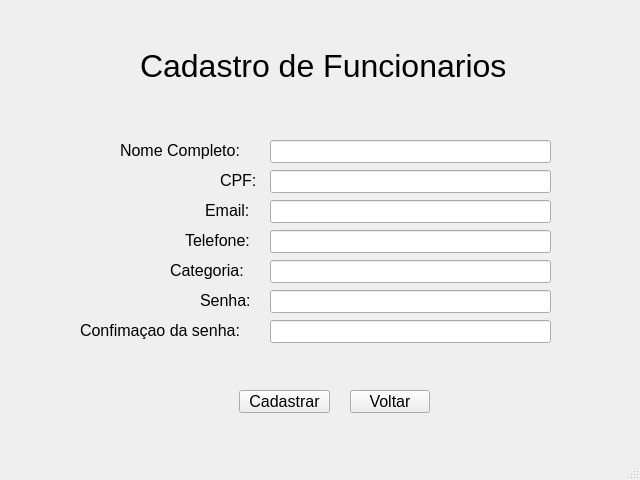
Before: the Qt Designer form telas/tela_cadastro_funcionario.ui in mthsvct/SILE, drawn with Qt 5.
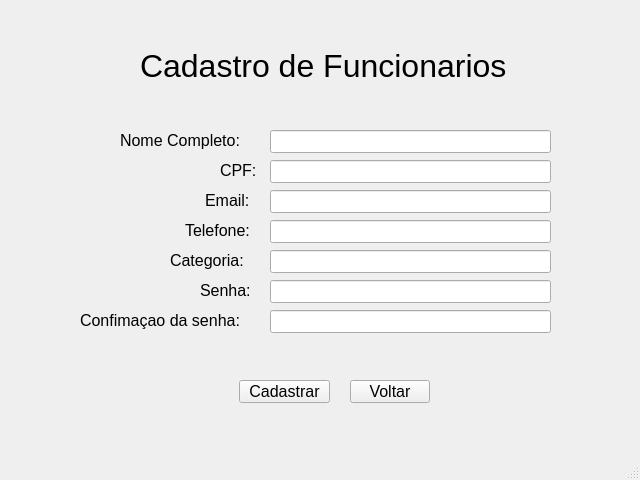
After: the same form once the commit is applied.

Commit message: Conversao de algumas telas

What changed in the file:
```diff
--- a/telas/tela_cadastro_funcionario.ui
+++ b/telas/tela_cadastro_funcionario.ui
@@ -36,7 +36,7 @@
     <property name="geometry">
      <rect>
       <x>120</x>
-      <y>140</y>
+      <y>130</y>
       <width>141</width>
       <height>20</height>
      </rect>
@@ -54,7 +54,7 @@
     <property name="geometry">
      <rect>
       <x>239</x>
-      <y>390</y>
+      <y>380</y>
       <width>91</width>
       <height>23</height>
      </rect>
@@ -75,7 +75,7 @@
     <property name="geometry">
      <rect>
       <x>270</x>
-      <y>140</y>
+      <y>130</y>
       <width>281</width>
       <height>23</height>
      </rect>
@@ -85,7 +85,7 @@
     <property name="geometry">
      <rect>
       <x>270</x>
-      <y>170</y>
+      <y>160</y>
       <width>281</width>
       <height>23</height>
      </rect>
@@ -95,7 +95,7 @@
     <property name="geometry">
      <rect>
       <x>220</x>
-      <y>170</y>
+      <y>160</y>
       <width>41</width>
       <height>20</height>
      </rect>
@@ -113,7 +113,7 @@
     <property name="geometry">
      <rect>
       <x>270</x>
-      <y>200</y>
+      <y>190</y>
       <width>281</width>
       <height>23</height>
      </rect>
@@ -123,7 +123,7 @@
     <property name="geometry">
      <rect>
       <x>205</x>
-      <y>200</y>
+      <y>190</y>
       <width>51</width>
       <height>20</height>
      </rect>
@@ -141,7 +141,7 @@
     <property name="geometry">
      <rect>
       <x>185</x>
-      <y>230</y>
+      <y>220</y>
       <width>81</width>
       <height>20</height>
      </rect>
@@ -159,7 +159,7 @@
     <property name="geometry">
      <rect>
       <x>270</x>
-      <y>230</y>
+      <y>220</y>
       <width>281</width>
       <height>23</height>
      </rect>
@@ -169,7 +169,7 @@
     <property name="geometry">
      <rect>
       <x>270</x>
-      <y>260</y>
+      <y>250</y>
       <width>281</width>
       <height>23</height>
      </rect>
@@ -179,7 +179,7 @@
     <property name="geometry">
      <rect>
       <x>170</x>
-      <y>260</y>
+      <y>250</y>
       <width>91</width>
       <height>20</height>
      </rect>
@@ -197,7 +197,7 @@
     <property name="geometry">
      <rect>
       <x>200</x>
-      <y>290</y>
+      <y>280</y>
       <width>61</width>
       <height>20</height>
      </rect>
@@ -215,7 +215,7 @@
     <property name="geometry">
      <rect>
       <x>270</x>
-      <y>290</y>
+      <y>280</y>
       <width>281</width>
       <height>23</height>
      </rect>
@@ -234,7 +234,7 @@
     <property name="geometry">
      <rect>
       <x>270</x>
-      <y>320</y>
+      <y>310</y>
       <width>281</width>
       <height>23</height>
      </rect>
@@ -253,7 +253,7 @@
     <property name="geometry">
      <rect>
       <x>80</x>
-      <y>320</y>
+      <y>310</y>
       <width>181</width>
       <height>20</height>
      </rect>
@@ -271,7 +271,7 @@
     <property name="geometry">
      <rect>
       <x>350</x>
-      <y>390</y>
+      <y>380</y>
       <width>80</width>
       <height>23</height>
      </rect>
```
Left out of the diff: 4 changed lines with no effect on the pictures. The commit also changes 17 other files.
